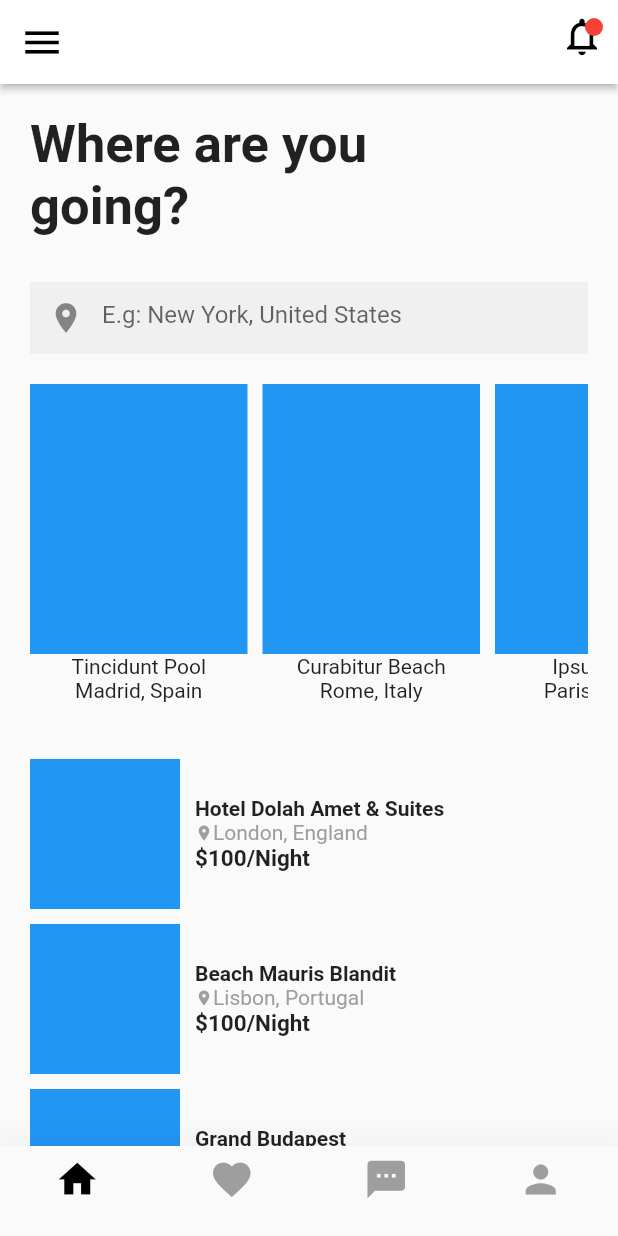
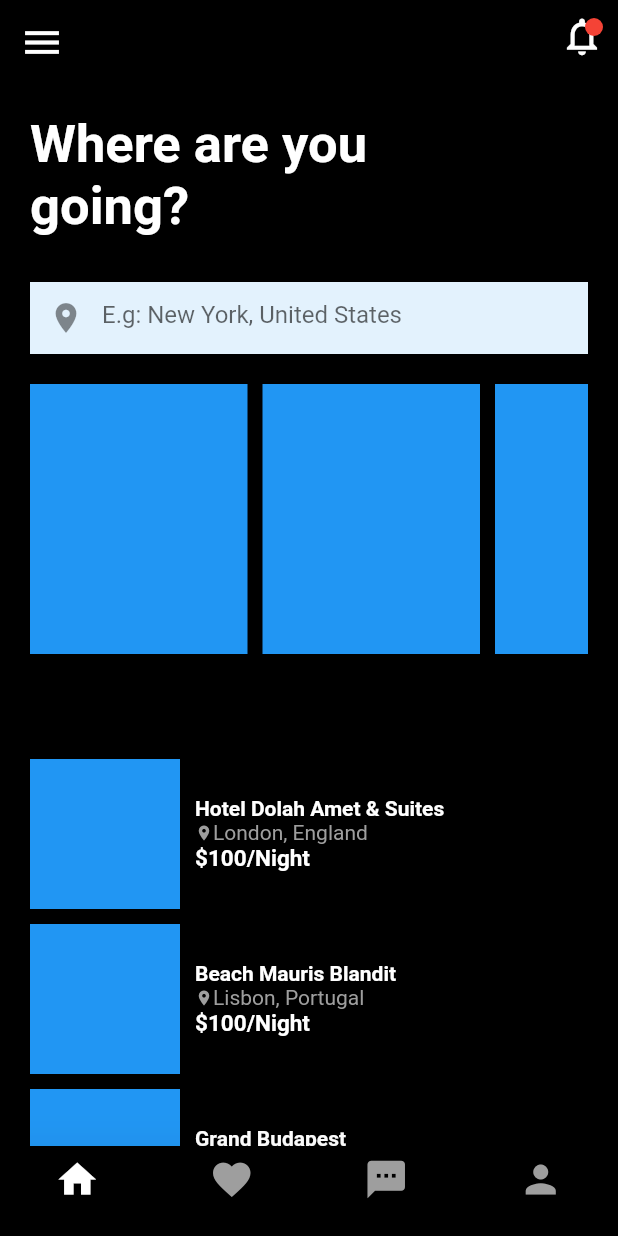
Before and after one commit to DiPain/black_and_white, a Flutter app: the screen it shows after launch, on a phone screen of 412 x 824 dp. Run offline on Flutter 3.47's test engine with Material 2 defaults, Android fonts, the phone set to English and light mode, and no system bars.

Commit message:
one line to change them all
line 16/17 in main.dart file changes night or day mode

```diff
--- a/lib/main.dart
+++ b/lib/main.dart
@@ -1,225 +1,20 @@
 import 'package:flutter/material.dart';
-import 'package:flutter/rendering.dart';
 
 // import 'package:black_and_white/src/hotels.dart';
-import 'package:wallet_with_listbuilder/src/hotels.dart';
+import 'package:wallet_with_listbuilder/src/white.dart';
 
 void main() => runApp(MyApp());
 
 class MyApp extends StatelessWidget {
-  // This widget is the root of your application.
   @override
   Widget build(BuildContext context) {
     return MaterialApp(
       debugShowCheckedModeBanner: false,
       title: 'Flutter Demo',
-      home: travelHome(),
-    );
-  }
 
-  Widget travelHome()=>Scaffold(
-    appBar: AppBar(
-      elevation: 2,
-      backgroundColor: Colors.white,
-      leading: IconButton(
-        icon: Icon(
-          Icons.menu,
-          size: 30,),
-          color: Colors.black,
-          onPressed: (){}
-      ),
-      actions: <Widget>[
-        Stack(
-          children: <Widget>[
-            IconButton(
-              icon: Icon(
-                Icons.notifications_none,
-                size: 30,
-                color: Colors.black,
-              ),
-              onPressed: (){},
-            ),
-            Positioned(
-              top: 12,
-              right: 10,
-              child: Container(
-                height: 12,
-                width: 12,
-                decoration: BoxDecoration(
-                  color: Colors.red,
-                  shape: BoxShape.circle,
-                ),
-              ),
-            )
-          ],
-        ),
-      ],
-    ),
-    body: MyHomePage(),
-    bottomNavigationBar: bottomBar(),
-  );
-
-  Widget bottomBar(){
-    final List<BottomNavigationBarItem> items = [
-      BottomNavigationBarItem(
-        icon: Icon(
-          Icons.home,
-        ),
-        title: Text(""),
-      ),
-      BottomNavigationBarItem(
-        icon: Icon(
-          Icons.favorite
-        ),
-        title: Text(""),
-      ),
-
-      // cant put a stack here == help
-      BottomNavigationBarItem(
-        icon: Icon(
-          Icons.sms,
-        ),
-        title: Text(""),
-      ),
-      BottomNavigationBarItem(
-        icon: Icon(
-          Icons.person,
-
-        ),
-
-        title: Text(""),
-      )
-    ];
-
-    return BottomNavigationBar(
-      items: items,
-      onTap: (int index){},
-      selectedItemColor: Colors.black,
-      unselectedItemColor: Colors.grey,
-      iconSize: 30,
-      type: BottomNavigationBarType.fixed,
-      elevation: 30,
-
+      //swap colors here to change
+      home: Whi(Colors.black,Colors.white),
+      // home: Whi(Colors.white,Colors.black),
     );
   }
 }
-
-class MyHomePage extends StatefulWidget {
-  @override
-  _MyHomePageState createState() => _MyHomePageState();
-}
-
-class _MyHomePageState extends State<MyHomePage> {
-  @override
-  Widget build(BuildContext context) {
-    return Scaffold(
-      body: Center(
-        child: hotelList(),
-      ),
-
-    );
-  }
-
-  Widget hotelList()=>Container(
-    child: ListView.builder(
-      itemCount: Hotels.destList.length+1,
-      itemBuilder: (BuildContext context, int index){
-        if(index == 0){
-          return Padding(
-            padding: EdgeInsets.all(20),
-            child: Column(
-              children: <Widget>[
-                Padding(
-                  padding: EdgeInsets.only(right: 50,),
-                  child: Text(
-                    'Where are you going?',
-                    style: TextStyle(
-                      fontFamily: 'Roboto',
-                      fontSize: 35,
-                      fontWeight: FontWeight.bold,
-                      ),
-                    ),
-                ),
-                SizedBox(height: 30,),
-                TextField(
-                  decoration: InputDecoration(
-                    filled: true,
-                    fillColor: Colors.blueAccent[080],
-                    border: InputBorder.none,
-                    hintText: 'E.g: New York, United States ',
-                    prefixIcon: Icon(Icons.location_on),
-                  ),
-                ),
-                Container(
-                  width: double.infinity,
-                  height: 240,
-                  child: ListView.builder(
-                    itemCount: 3,
-                    scrollDirection: Axis.horizontal,
-                    itemBuilder: (BuildContext context, int destIndex){
-                      return Padding(
-                        padding: EdgeInsets.only(top: 20,right: 10),
-                        child: Column(
-                          children: <Widget>[
-                            Container(
-                              width: 145,
-                              height: 180,
-                              color: Colors.blue,
-                              child: Text(''),
-                            ),
-                            Text(Hotels.destList[destIndex][1]),
-                            Text(Hotels.destList[destIndex][2]),
-                          ],
-                        ),
-                      );
-                    },
-                  ),
-                ),
-              ],
-            ),
-          );
-        }
-        else{
-          return Padding(
-            padding: EdgeInsets.only(left: 20, top: 10),
-            child: Row(
-              mainAxisAlignment: MainAxisAlignment.start,
-              children: <Widget> [
-                Container(
-                  height: 100,
-                  width: 100,
-                  child: Text(''),
-                  color: Colors.blue,
-                ),
-                SizedBox(width: 10,),
-                Column(
-                  crossAxisAlignment: CrossAxisAlignment.start,
-                  children: <Widget>[
-                    Text(Hotels.hotelList[index-1][1],
-                      style: TextStyle(fontWeight: FontWeight.bold) ,),
-                    Row(
-                      children: <Widget>[
-                        Icon(Icons.location_on,
-                          color: Colors.grey,
-                          size: 12,),
-                        Text(Hotels.hotelList[index-1][2],
-                          style: TextStyle(
-                            color: Colors.grey),),
-                      ],
-                    ),
-                    Text('\$'+Hotels.hotelList[index-1][3]+'/Night',
-                      style: TextStyle(
-                        fontWeight: FontWeight.bold,
-                        fontSize: 15
-                      ),),
-                  ],
-                )
-              ],
-            ),
-          );
-        }
-      },
-    ),
-  );
-
-}
--- /dev/null
+++ b/lib/src/white.dart
@@ -0,0 +1,237 @@
+import 'dart:ui' as prefix0;
+
+import 'package:flutter/Material.dart';
+import 'package:wallet_with_listbuilder/src/hotels.dart';
+
+class Whi extends StatelessWidget{
+  Color bod = Colors.white;
+  Color txt = Colors.black;
+  Whi(this.bod,this.txt);
+
+  @override
+  Widget build(BuildContext context){
+    return Scaffold(
+      appBar: AppBar(
+        elevation: 2,
+        backgroundColor: this.bod,
+        leading: IconButton(
+          icon: Icon(
+            Icons.menu,
+            size: 30,),
+            color: txt,
+            onPressed: (){}
+        ),
+        actions: <Widget>[
+          Stack(
+            children: <Widget>[
+              IconButton(
+                icon: Icon(
+                  Icons.notifications_none,
+                  size: 30,
+                  color: txt,
+                ),
+                onPressed: (){},
+              ),
+              Positioned(
+                top: 12,
+                right: 10,
+                child: Container(
+                  height: 12,
+                  width: 12,
+                  decoration: BoxDecoration(
+                    color: Colors.red,
+                    shape: BoxShape.circle,
+                  ),
+                ),
+              )
+            ],
+          ),
+        ],
+      ),
+      body: MyHomePage(bod,txt),
+      bottomNavigationBar: bottomBar(),
+    );
+  }
+
+  Widget bottomBar(){
+    final List<BottomNavigationBarItem> items = [
+      BottomNavigationBarItem(
+        icon: Icon(
+          Icons.home,
+        ),
+        title: Text("",
+        style: TextStyle(
+          fontSize: 0,),),
+      ),
+      BottomNavigationBarItem(
+        icon: Icon(
+          Icons.favorite
+        ),
+        title: Text("",
+        style: TextStyle(
+          fontSize: 0,),),
+      ),
+
+      // cant put a stack here == help
+      BottomNavigationBarItem(
+        icon: Icon(
+          Icons.sms,
+        ),
+        title: Text("",
+        style: TextStyle(
+          fontSize: 0,),),
+      ),
+      BottomNavigationBarItem(
+        icon: Icon(
+          Icons.person,
+
+        ),
+
+        title: Text("",
+        style: TextStyle(
+          fontSize: 0,),),
+      )
+    ];
+
+    return BottomNavigationBar(
+      items: items,
+      onTap: (int index){},
+      selectedItemColor: txt,
+      unselectedItemColor: Colors.grey,
+      iconSize: 30,
+      type: BottomNavigationBarType.fixed,
+      elevation: 30,
+      backgroundColor: bod,
+    );
+  }
+}
+
+class MyHomePage extends StatefulWidget {
+  Color bod = Colors.white;
+  Color txt = Colors.black;
+  MyHomePage(this.bod,this.txt);
+
+  @override
+  _MyHomePageState createState() => _MyHomePageState(bod,txt);
+}
+
+class _MyHomePageState extends State<MyHomePage> {
+  Color bod = Colors.white;
+  Color txt = Colors.black;
+  _MyHomePageState(this.bod,this.txt);
+
+  @override
+  Widget build(BuildContext context) {
+    return Scaffold(
+      body: Center(
+        child: hotelList(),
+      ),
+    );
+  }
+
+  Widget hotelList()=>Container(
+    color: bod,
+    child: ListView.builder(
+      itemCount: Hotels.destList.length+1,
+      itemBuilder: (BuildContext context, int index){
+        if(index == 0){
+          return Padding(
+            padding: EdgeInsets.all(20),
+            child: Column(
+              children: <Widget>[
+                Padding(
+                  padding: EdgeInsets.only(right: 50,),
+                  child: Text(
+                    'Where are you going?',
+                    style: TextStyle(
+                      fontFamily: 'Roboto',
+                      fontSize: 35,
+                      fontWeight: FontWeight.bold,
+                      color: this.txt,
+                      ),
+                    ),
+                ),
+                SizedBox(height: 30,),
+                TextField(
+                  decoration: InputDecoration(
+                    filled: true,
+                    fillColor: Colors.blue[50],
+                    border: InputBorder.none,
+                    hintText: 'E.g: New York, United States ',
+                    prefixIcon: Icon(Icons.location_on),
+                  ),
+                ),
+                Container(
+                  width: double.infinity,
+                  height: 240,
+                  child: ListView.builder(
+                    itemCount: 3,
+                    scrollDirection: Axis.horizontal,
+                    itemBuilder: (BuildContext context, int destIndex){
+                      return Padding(
+                        padding: EdgeInsets.only(top: 20,right: 10),
+                        child: Column(
+                          children: <Widget>[
+                            Container(
+                              width: 145,
+                              height: 180,
+                              color: Colors.blue,
+                              child: Text(''),
+                            ),
+                            Text(Hotels.destList[destIndex][1]),
+                            Text(Hotels.destList[destIndex][2]),
+                          ],
+                        ),
+                      );
+                    },
+                  ),
+                ),
+              ],
+            ),
+          );
+        }
+        else{
+          return Padding(
+            padding: EdgeInsets.only(left: 20, top: 10),
+            child: Row(
+              mainAxisAlignment: MainAxisAlignment.start,
+              children: <Widget> [
+                Container(
+                  height: 100,
+                  width: 100,
+                  child: Text(''),
+                  color: Colors.blue,
+                ),
+                SizedBox(width: 10,),
+                Column(
+                  crossAxisAlignment: CrossAxisAlignment.start,
+                  children: <Widget>[
+                    Text(Hotels.hotelList[index-1][1],
+                      style: TextStyle(fontWeight: FontWeight.bold,color: txt),),
+                    Row(
+                      children: <Widget>[
+                        Icon(Icons.location_on,
+                          color: Colors.grey,
+                          size: 12,),
+                        Text(Hotels.hotelList[index-1][2],
+                          style: TextStyle(
+                            color: Colors.grey),),
+                      ],
+                    ),
+                    Text('\$'+Hotels.hotelList[index-1][3]+'/Night',
+                      style: TextStyle(
+                        fontWeight: FontWeight.bold,
+                        fontSize: 15,
+                        color: txt
+                      ),),
+                  ],
+                )
+              ],
+            ),
+          );
+        }
+      },
+    ),
+  );
+
+}
```
